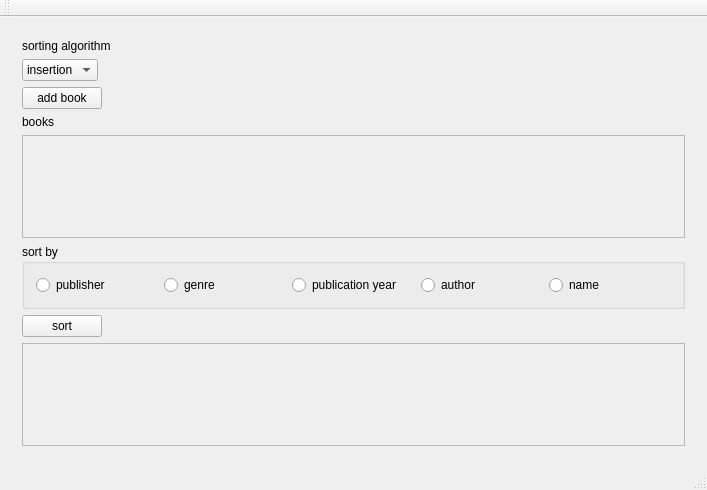
Qt form app/main_window.ui (AndLvovSky/exam-4-term) before a commit.
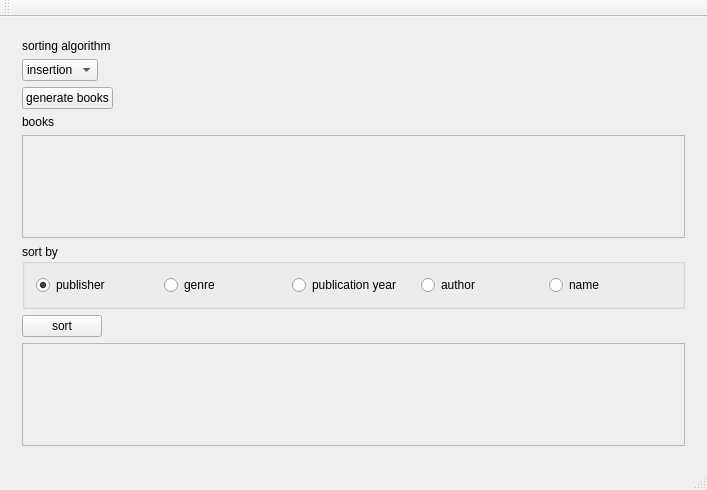
The same form after that commit.

```diff
--- a/app/main_window.ui
+++ b/app/main_window.ui
@@ -56,7 +56,7 @@
            </sizepolicy>
           </property>
           <property name="text">
-           <string>add book</string>
+           <string>generate books</string>
           </property>
          </widget>
         </item>
@@ -106,10 +106,15 @@
           </property>
           <layout class="QHBoxLayout" name="horizontalLayout">
            <item>
+            <layout class="QHBoxLayout" name="sortByLayout">
+             <item>
             <widget class="QRadioButton" name="radioButton">
              <property name="text">
               <string>publisher</string>
              </property>
+               <property name="checked">
+                <bool>true</bool>
+               </property>
             </widget>
            </item>
            <item>
@@ -141,6 +146,8 @@
             </widget>
            </item>
           </layout>
+           </item>
+          </layout>
          </widget>
         </item>
         <item>
```
Left out of the diff: 8 changed lines with no effect on the pictures. Lines whose indentation alone changed are shown as unchanged.
